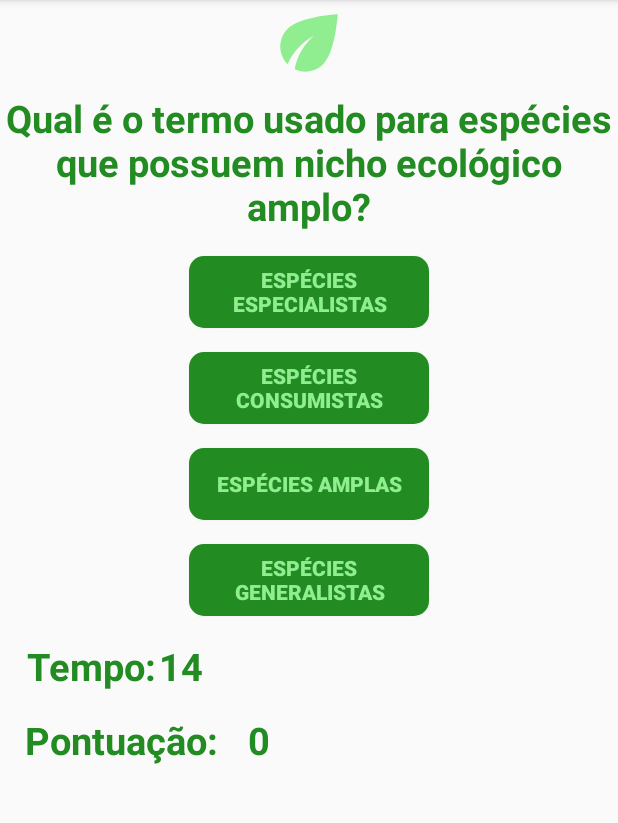
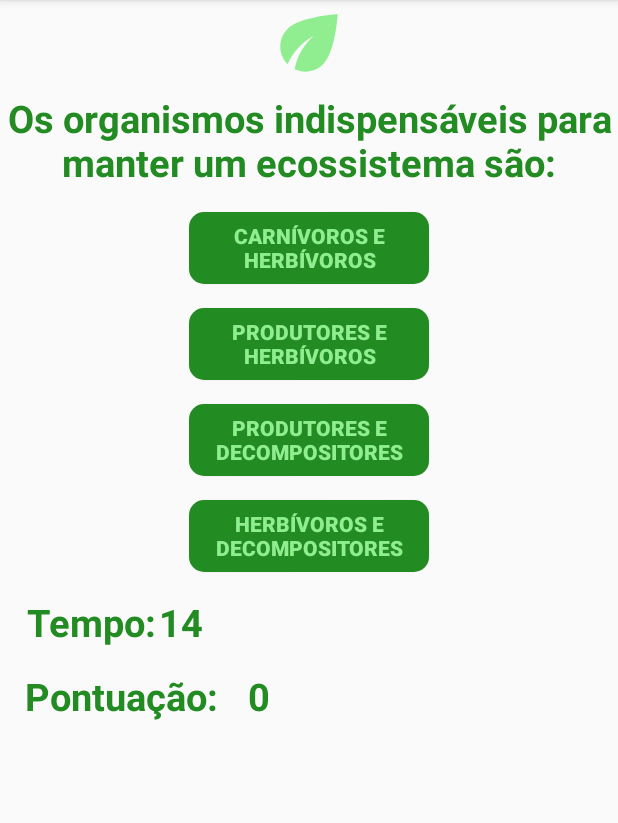
Before and after one commit to RenanSouzadeOliveira/EcoQuizMobile, an Android app: the Normal6 screen opened directly, with no data from a screen before it, on a phone screen of 412 x 824 dp, the part 84-907 px from its top. Run offline under Robolectric (Android 15) with nearby library versions, the phone set to English and light mode, and no system bars; our stand-ins replace AdMob; libraries missing offline, so code that uses them is left out: com.koushikdutta.async, com.koushikdutta.ion; pictures from the network do not load; 5 statements that could not run were skipped.

Commit message:
Tela 'Novato6' implementada.

```diff
--- a/app/src/main/java/com/example/ecoquiz/controll/PartidaController.java
+++ b/app/src/main/java/com/example/ecoquiz/controll/PartidaController.java
@@ -21,6 +21,7 @@
         respostas.add("VACA");
         respostas.add("FATORES ABIÓTICOS");
         respostas.add("ESPÉCIES GENERALISTAS");
+        respostas.add("PRODUTORES E DECOMPOSITORES");
 
 
         if(respostas.contains(alternativa)){
--- a/app/src/main/java/com/example/ecoquiz/normal/Normal5.java
+++ b/app/src/main/java/com/example/ecoquiz/normal/Normal6.java
@@ -31,7 +31,7 @@
 import com.koushikdutta.async.future.FutureCallback;
 import com.koushikdutta.ion.Ion;
 
-public class Normal5 extends AppCompatActivity {
+public class Normal6 extends AppCompatActivity {
     private AlertDialog alerta;
     private CountDownTimer relogio;
     private RewardedAd rewardedAd;
@@ -43,7 +43,7 @@
     @Override
     protected void onCreate(Bundle savedInstanceState) {
         super.onCreate(savedInstanceState);
-        setContentView(R.layout.activity_normal5);
+        setContentView(R.layout.activity_normal6);
         player = getIntent().getExtras().getParcelable("user");
         TextView pontuacao = (TextView)findViewById(R.id.txtPontuacaoAtual);
         pontuacao.setText(Integer.toString(player.getPontuacao()));
@@ -85,7 +85,7 @@
             botao.setBackground(getResources().getDrawable(R.drawable.buttonverify));
             relogio.cancel();
             player.setPontuacao(Integer.parseInt(cronometro.getText().toString()));
-            Intent it = new Intent(Normal5.this, Normal3.class);
+            Intent it = new Intent(Normal6.this, Normal3.class);
             it.putExtra("user",player);
             startActivityForResult(it, 0);
         } else{
@@ -94,7 +94,7 @@
             mp.start();
             botao.setBackground(getResources().getDrawable(R.drawable.buttonerror));
             relogio.cancel();
-            Intent it = new Intent(Normal5.this, Normal3.class);
+            Intent it = new Intent(Normal6.this, Normal3.class);
             it.putExtra("user",player);
             startActivityForResult(it, 0);
         }
@@ -112,7 +112,7 @@
             botao.setBackground(getResources().getDrawable(R.drawable.buttonverify));
             relogio.cancel();
             player.setPontuacao(Integer.parseInt(cronometro.getText().toString()));
-            Intent it = new Intent(Normal5.this, Normal3.class);
+            Intent it = new Intent(Normal6.this, Normal3.class);
             it.putExtra("user",player);
             startActivityForResult(it, 0);
         } else{
@@ -121,7 +121,7 @@
             mp.start();
             botao.setBackground(getResources().getDrawable(R.drawable.buttonerror));
             relogio.cancel();
-            Intent it = new Intent(Normal5.this, Normal3.class);
+            Intent it = new Intent(Normal6.this, Normal3.class);
             it.putExtra("user", player);
             startActivityForResult(it, 0);
         }
@@ -139,7 +139,7 @@
             botao.setBackground(getResources().getDrawable(R.drawable.buttonverify));
             relogio.cancel();
             player.setPontuacao(Integer.parseInt(cronometro.getText().toString()));
-            Intent it = new Intent(Normal5.this, Normal3.class);
+            Intent it = new Intent(Normal6.this, Normal3.class);
             it.putExtra("user",player);
             startActivityForResult(it, 0);
         } else{
@@ -148,7 +148,7 @@
             mp.start();
             botao.setBackground(getResources().getDrawable(R.drawable.buttonerror));
             relogio.cancel();
-            Intent it = new Intent(Normal5.this, Normal3.class);
+            Intent it = new Intent(Normal6.this, Normal3.class);
             it.putExtra("user", player);
             startActivityForResult(it, 0);
         }
@@ -166,7 +166,7 @@
             botao.setBackground(getResources().getDrawable(R.drawable.buttonverify));
             relogio.cancel();
             player.setPontuacao(Integer.parseInt(cronometro.getText().toString()));
-            Intent it = new Intent(Normal5.this, Normal3.class);
+            Intent it = new Intent(Normal6.this, Normal3.class);
             it.putExtra("user",player);
             startActivityForResult(it, 0);
         } else{
@@ -175,7 +175,7 @@
             mp.start();
             botao.setBackground(getResources().getDrawable(R.drawable.buttonerror));
             relogio.cancel();
-            Intent it = new Intent(Normal5.this, Normal3.class);
+            Intent it = new Intent(Normal6.this, Normal3.class);
             it.putExtra("user",player);
             startActivityForResult(it, 0);
         }
@@ -196,7 +196,7 @@
                 @Override
                 public void onClick(View v) {
                     registrarOnline(player.getNome().toString(), player.getPontuacao());
-                    Intent it = new Intent(Normal5.this, MainActivity.class);
+                    Intent it = new Intent(Normal6.this, MainActivity.class);
                     startActivityForResult(it, 0);
                 }
             });
@@ -205,7 +205,7 @@
                 @Override
                 public void onClick(View v) {
                     if (rewardedAd.isLoaded()) {
-                        Activity activityContext = Normal5.this;
+                        Activity activityContext = Normal6.this;
                         RewardedAdCallback adCallback = new RewardedAdCallback() {
                             @Override
                             public void onRewardedAdOpened() {
@@ -219,14 +219,14 @@
 
                             @Override
                             public void onUserEarnedReward(@NonNull RewardItem rewardItem) {
-                                AlertDialog.Builder abc = new AlertDialog.Builder(Normal5.this);
+                                AlertDialog.Builder abc = new AlertDialog.Builder(Normal6.this);
                                 View dialog = getLayoutInflater().inflate(R.layout.dialog_continuar, null);
                                 Button btnContinue = (Button)dialog.findViewById(R.id.btnContinuar);
 
                                 btnContinue.setOnClickListener(new View.OnClickListener() {
                                     @Override
                                     public void onClick(View v) {
-                                        Intent it = new Intent(Normal5.this, Normal3.class);
+                                        Intent it = new Intent(Normal6.this, Normal3.class);
                                         it.putExtra("user",player);
                                         startActivityForResult(it, 0);
                                     }
@@ -257,7 +257,7 @@
             msg.setNegativeButton("OK", new DialogInterface.OnClickListener() {
                 @Override
                 public void onClick(DialogInterface dialog, int which) {
-                    Intent it = new Intent(Normal5.this, MainActivity.class);
+                    Intent it = new Intent(Normal6.this, MainActivity.class);
                     startActivityForResult(it, 0);
                 }
             });
--- /dev/null
+++ b/app/src/main/res/layout/activity_normal6.xml
@@ -0,0 +1,162 @@
+<?xml version="1.0" encoding="utf-8"?>
+<RelativeLayout xmlns:android="http://schemas.android.com/apk/res/android"
+    xmlns:app="http://schemas.android.com/apk/res-auto"
+    xmlns:tools="http://schemas.android.com/tools"
+    android:layout_width="match_parent"
+    android:layout_height="match_parent"
+    tools:context=".normal.Normal6">
+
+    <ScrollView
+        android:layout_width="match_parent"
+        android:layout_height="match_parent">
+
+        <LinearLayout
+            android:layout_width="match_parent"
+            android:layout_height="wrap_content"
+            android:orientation="vertical" >
+
+            <androidx.constraintlayout.widget.ConstraintLayout
+                android:layout_width="match_parent"
+                android:layout_height="match_parent">
+
+                <ImageView
+                    android:id="@+id/imgLogo"
+                    android:layout_width="0dp"
+                    android:layout_height="57dp"
+                    app:layout_constraintEnd_toEndOf="parent"
+                    app:layout_constraintStart_toStartOf="parent"
+                    app:layout_constraintTop_toTopOf="parent"
+                    app:srcCompat="@drawable/ic_baseline_eco_24" />
+
+                <TextView
+                    android:id="@+id/txtEnunciado"
+                    android:layout_width="0dp"
+                    android:layout_height="wrap_content"
+                    android:layout_marginTop="4dp"
+                    android:text="@string/enunciado_normal6"
+                    android:textAlignment="center"
+                    android:textColor="@color/colorPrimary"
+                    android:textSize="25sp"
+                    android:textStyle="bold"
+                    app:layout_constraintEnd_toEndOf="parent"
+                    app:layout_constraintStart_toStartOf="parent"
+                    app:layout_constraintTop_toBottomOf="@+id/imgLogo" />
+
+                <Button
+                    android:id="@+id/btnResposta0"
+                    android:layout_width="160dp"
+                    android:layout_height="0dp"
+                    android:layout_marginTop="16dp"
+                    android:background="@drawable/buttonstyle"
+                    android:onClick="verificarResposta0"
+                    android:text="@string/R0N6"
+                    android:textAlignment="center"
+                    android:textColor="@color/colotSecundari"
+                    android:textStyle="bold"
+                    app:layout_constraintEnd_toEndOf="parent"
+                    app:layout_constraintStart_toStartOf="parent"
+                    app:layout_constraintTop_toBottomOf="@+id/txtEnunciado" />
+
+                <Button
+                    android:id="@+id/btnResposta1"
+                    android:layout_width="160dp"
+                    android:layout_height="0dp"
+                    android:layout_marginTop="16dp"
+                    android:background="@drawable/buttonstyle"
+                    android:onClick="verificarResposta1"
+                    android:text="@string/R1N6"
+                    android:textAlignment="center"
+                    android:textColor="@color/colotSecundari"
+                    android:textStyle="bold"
+                    app:layout_constraintEnd_toEndOf="@+id/btnResposta0"
+                    app:layout_constraintStart_toStartOf="@+id/btnResposta0"
+                    app:layout_constraintTop_toBottomOf="@+id/btnResposta0" />
+
+                <Button
+                    android:id="@+id/btnResposta2"
+                    android:layout_width="160dp"
+                    android:layout_height="0dp"
+                    android:layout_marginTop="16dp"
+                    android:background="@drawable/buttonstyle"
+                    android:onClick="verificarResposta2"
+                    android:text="@string/R2N6"
+                    android:textAlignment="center"
+                    android:textColor="@color/colotSecundari"
+                    android:textStyle="bold"
+                    app:layout_constraintEnd_toEndOf="@+id/btnResposta1"
+                    app:layout_constraintStart_toStartOf="@+id/btnResposta1"
+                    app:layout_constraintTop_toBottomOf="@+id/btnResposta1" />
+
+                <Button
+                    android:id="@+id/btnResposta3"
+                    android:layout_width="160dp"
+                    android:layout_height="0dp"
+                    android:layout_marginTop="16dp"
+                    android:background="@drawable/buttonstyle"
+                    android:onClick="verificarResposta3"
+                    android:text="@string/R3N6"
+                    android:textAlignment="center"
+                    android:textColor="@color/colotSecundari"
+                    android:textStyle="bold"
+                    app:layout_constraintEnd_toEndOf="@+id/btnResposta2"
+                    app:layout_constraintStart_toStartOf="@+id/btnResposta2"
+                    app:layout_constraintTop_toBottomOf="@+id/btnResposta2" />
+
+                <TextView
+                    android:id="@+id/txtTempo"
+                    android:layout_width="90dp"
+                    android:layout_height="33dp"
+                    android:layout_marginStart="16dp"
+                    android:layout_marginTop="16dp"
+                    android:text="@string/tempo"
+                    android:textAlignment="center"
+                    android:textColor="@color/colorPrimary"
+                    android:textSize="25sp"
+                    android:textStyle="bold"
+                    app:layout_constraintStart_toStartOf="parent"
+                    app:layout_constraintTop_toBottomOf="@+id/btnResposta3" />
+
+                <TextView
+                    android:id="@+id/txtCronometro"
+                    android:layout_width="30dp"
+                    android:layout_height="33dp"
+                    android:layout_marginTop="16dp"
+                    android:text="@string/crNormal"
+                    android:textAlignment="center"
+                    android:textColor="@color/colorPrimary"
+                    android:textSize="25sp"
+                    android:textStyle="bold"
+                    app:layout_constraintStart_toEndOf="@+id/txtTempo"
+                    app:layout_constraintTop_toBottomOf="@+id/btnResposta3" />
+
+                <TextView
+                    android:id="@+id/txtPontuacao"
+                    android:layout_width="130dp"
+                    android:layout_height="33dp"
+                    android:layout_marginTop="16dp"
+                    android:text="@string/pontuacao"
+                    android:textAlignment="center"
+                    android:textColor="@color/colorPrimary"
+                    android:textSize="25sp"
+                    android:textStyle="bold"
+                    app:layout_constraintStart_toStartOf="@+id/txtTempo"
+                    app:layout_constraintTop_toBottomOf="@+id/txtTempo" />
+
+                <TextView
+                    android:id="@+id/txtPontuacaoAtual"
+                    android:layout_width="45dp"
+                    android:layout_height="33dp"
+                    android:layout_marginStart="4dp"
+                    android:layout_marginTop="16dp"
+                    android:text="@string/pontuacaoAtual"
+                    android:textAlignment="center"
+                    android:textColor="@color/colorPrimary"
+                    android:textSize="25sp"
+                    android:textStyle="bold"
+                    app:layout_constraintStart_toEndOf="@+id/txtPontuacao"
+                    app:layout_constraintTop_toBottomOf="@+id/txtCronometro" />
+            </androidx.constraintlayout.widget.ConstraintLayout>
+        </LinearLayout>
+    </ScrollView>
+
+</RelativeLayout>
--- a/app/src/main/res/values/strings.xml
+++ b/app/src/main/res/values/strings.xml
@@ -40,4 +40,9 @@
     <string name="R1N5">ESPÉCIES CONSUMISTAS</string>
     <string name="R2N5">ESPÉCIES AMPLAS</string>
     <string name="R3N5">ESPÉCIES GENERALISTAS</string>
+    <string name="enunciado_normal6">Os organismos indispensáveis para manter um ecossistema são:</string>
+    <string name="R0N6">CARNÍVOROS E HERBÍVOROS</string>
+    <string name="R1N6">PRODUTORES E HERBÍVOROS</string>
+    <string name="R2N6">PRODUTORES E DECOMPOSITORES</string>
+    <string name="R3N6">HERBÍVOROS E DECOMPOSITORES</string>
 </resources>
```
Also changed, not shown: app/src/main/AndroidManifest.xml (+10 -3 lines).
